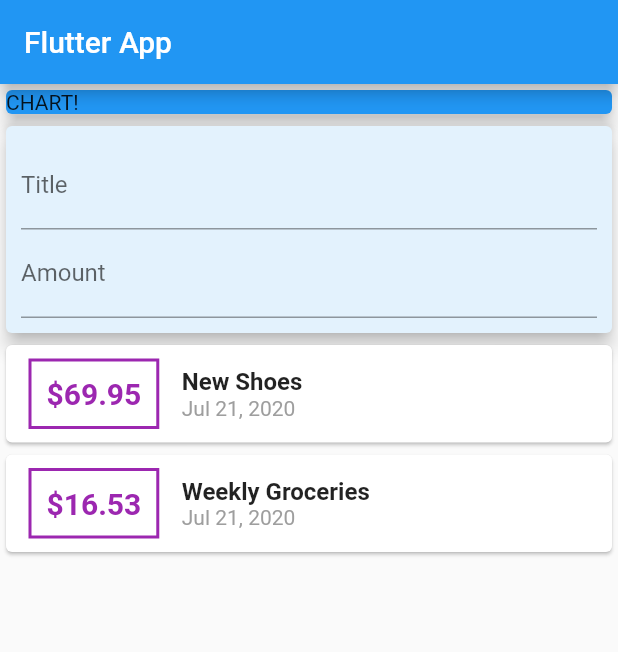
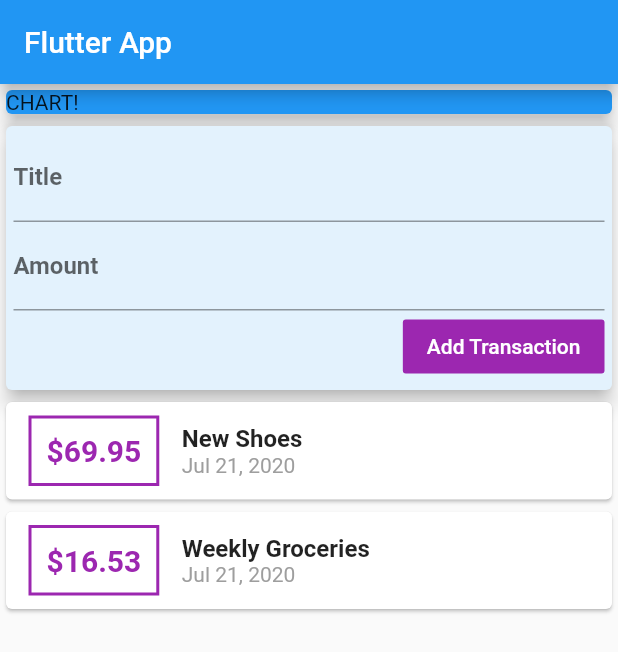
Before and after one commit to sarveshsrv/sherlock, a Flutter app: the screen it shows after launch, on a phone screen of 412 x 824 dp. Shown: the top 652 px of the screen. Run offline on Flutter 3.47's test engine with Material 2 defaults, Android fonts, the phone set to English and light mode, and no system bars.

```diff
--- a/lib/main.dart
+++ b/lib/main.dart
@@ -30,7 +30,10 @@ class MyHomePage extends StatelessWidget {
       date: DateTime.now(),
     ),
   ];
-
+  // String titleInput;
+  //String amountInput;
+  final titleController = TextEditingController();
+  final amountController = TextEditingController();
   @override
   Widget build(BuildContext context) {
     return Scaffold(
@@ -54,15 +57,43 @@ class MyHomePage extends StatelessWidget {
             color: Colors.blue[50],
             elevation: 5,
             child: Container(
-              margin: EdgeInsets.all(10),
+              margin: EdgeInsets.all(5),
               child: Column(
+                crossAxisAlignment: CrossAxisAlignment.end,
                 children: <Widget>[
                   TextField(
-                    decoration: InputDecoration(labelText: "Title"),
+                    decoration: InputDecoration(
+                      labelText: "Title",
+                      labelStyle: TextStyle(fontWeight: FontWeight.bold),
+                    ),
+                    controller: titleController,
+                    onChanged: (val) {
+                   //   print(titleController.text);
+                      //  titleInput = val;
+                    },
                   ),
                   TextField(
-                    decoration: InputDecoration(labelText: 'Amount'),
+                    decoration: InputDecoration(
+                      labelText: 'Amount',
+                      labelStyle: TextStyle(fontWeight: FontWeight.bold),
+                    ),
+                    controller: amountController,
+                   // onChanged: (val) {
+                     // titleInput=val;
+                    //},
+
+                    //  onChanged: (val) => amountInput = val,
                   ),
+                  FlatButton(
+                    child: Text("Add Transaction"),
+                    onPressed: () {
+                      print(titleController.text);
+                      print(amountController.text);
+                      //print(amountInput);
+                    },
+                    color: Colors.purple,
+                    textColor: Colors.white,
+                  )
                 ],
               ),
             ),
```
